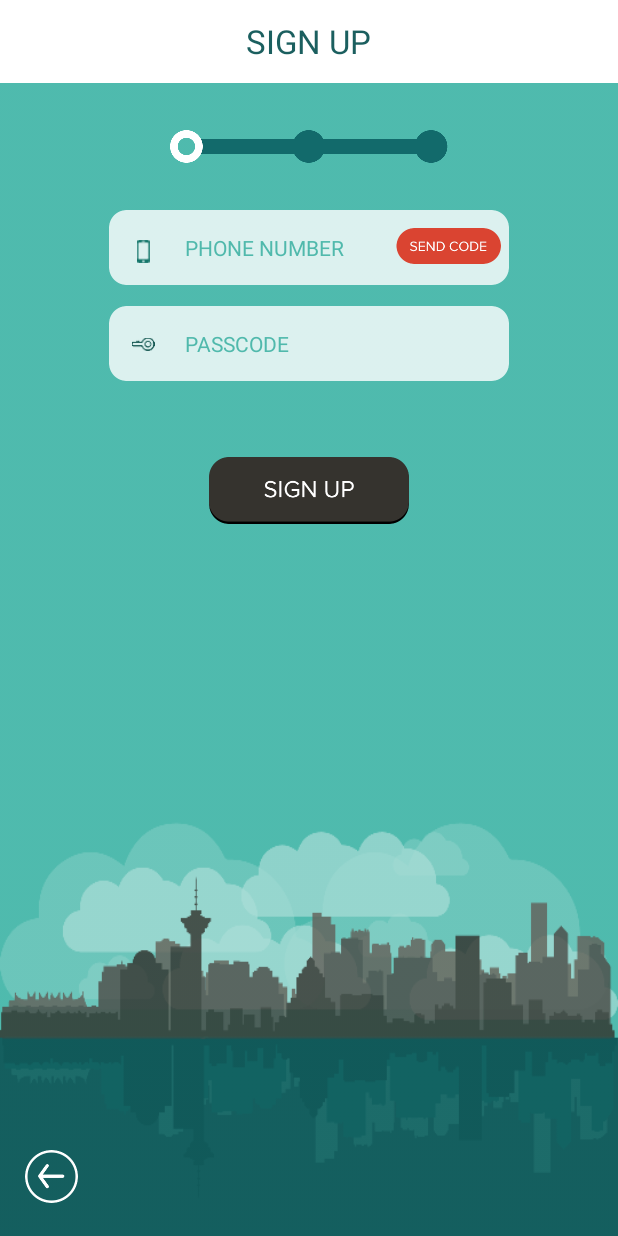
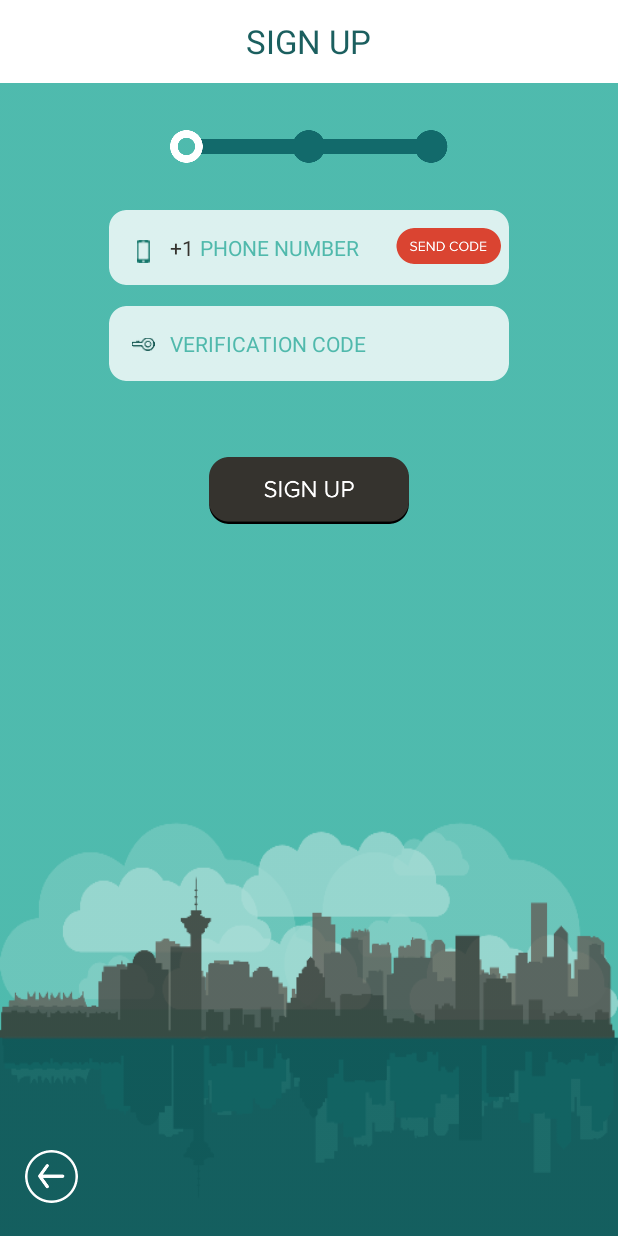
Before and after one commit to tommywuhaojie/VGO, an Android app: the SignUp1 screen opened directly, with no data from a screen before it, on a phone screen of 412 x 824 dp. Run offline under Robolectric (Android 15) with nearby library versions, the phone set to English and light mode, and no system bars.

Commit message:
send code and verify code done

```diff
--- a/app/src/main/java/v_go/version10/ApiClasses/LocalHostApi.java
+++ b/app/src/main/java/v_go/version10/ApiClasses/LocalHostApi.java
@@ -20,7 +20,7 @@ public class LocalHostApi {
         CookieManager cookieManager = new CookieManager();
         CookieHandler.setDefault(cookieManager);
         try {
-            url = new URL(ServerConstants.LOCAL_REGISTER_URL);
+            url = new URL(ServerUrls.LOCAL_REGISTER_URL);
             connection = (HttpURLConnection) url.openConnection();
             connection.setRequestMethod("POST");
 
@@ -67,7 +67,7 @@ public class LocalHostApi {
         CookieManager cookieManager = new CookieManager();
         CookieHandler.setDefault(cookieManager);
         try {
-            url = new URL(ServerConstants.LOCAL_LOGIN_URL);
+            url = new URL(ServerUrls.LOCAL_LOGIN_URL);
             connection = (HttpURLConnection) url.openConnection();
             connection.setRequestMethod("POST");
             connection.setUseCaches(false);
@@ -110,7 +110,7 @@ public class LocalHostApi {
         CookieManager cookieManager = new CookieManager();
         CookieHandler.setDefault(cookieManager);
         try {
-            url = new URL(ServerConstants.LOCAL_LOGOUT_URL);
+            url = new URL(ServerUrls.LOCAL_LOGOUT_URL);
             connection = (HttpURLConnection) url.openConnection();
             connection.setRequestMethod("DELETE");
             connection.setUseCaches(false);
--- a/app/src/main/java/v_go/version10/ApiClasses/ServerConstants.java
+++ b/app/src/main/java/v_go/version10/ApiClasses/ServerUrls.java
@@ -1,7 +1,7 @@
 package v_go.version10.ApiClasses;
 
 
-public class ServerConstants {
+public class ServerUrls {
 
     public static final String HOST_URL = "http://ec2-52-40-59-253.us-west-2.compute.amazonaws.com:8080";
     public static final String LOGIN_URL = "http://ec2-52-40-59-253.us-west-2.compute.amazonaws.com:8080/login";
@@ -9,6 +9,8 @@ public class ServerConstants {
     public static final String REGISTER_URL = "http://ec2-52-40-59-253.us-west-2.compute.amazonaws.com:8080/register";
     public static final String UPLOAD_AVATAR_URL = "http://ec2-52-40-59-253.us-west-2.compute.amazonaws.com:8080/upload_avatar";
     public static final String DOWNLOAD_AVATAR_URL = "http://ec2-52-40-59-253.us-west-2.compute.amazonaws.com:8080/get_avatar";
+    public static final String SEND_CODE_URL = "http://ec2-52-40-59-253.us-west-2.compute.amazonaws.com:8080/account/sendcode";
+    public static final String VERIFY_CODE_URL = "http://ec2-52-40-59-253.us-west-2.compute.amazonaws.com:8080/account/verify";
 
     public static final String LOCAL_HOST_URL = "http://127.0.0.1:8080";
     public static final String LOCAL_LOGIN_URL = "http://127.0.0.1:8080/login";
--- a/app/src/main/java/v_go/version10/SocketIo/SocketIoHelper.java
+++ b/app/src/main/java/v_go/version10/SocketIo/SocketIoHelper.java
@@ -6,7 +6,7 @@ import java.net.URISyntaxException;
 
 import io.socket.client.IO;
 import io.socket.client.Socket;
-import v_go.version10.ApiClasses.ServerConstants;
+import v_go.version10.ApiClasses.ServerUrls;
 
 public class SocketIoHelper extends Application {
 
@@ -14,7 +14,7 @@ public class SocketIoHelper extends Application {
     {
         try {
             //final String SERVER_URL = "http://chat.socket.io";
-            mSocket = IO.socket(ServerConstants.HOST_URL);
+            mSocket = IO.socket(ServerUrls.HOST_URL);
         } catch (URISyntaxException e) {
             throw new RuntimeException(e);
         }
--- a/app/src/main/res/layout/activity_sign_up_1.xml
+++ b/app/src/main/res/layout/activity_sign_up_1.xml
@@ -83,25 +83,28 @@
         android:hint="PHONE NUMBER"
         android:layout_alignStart="@+id/progress_bar"
         android:layout_alignEnd="@+id/imageView9"
-        android:layout_marginLeft="10dp"
         android:background="#00000000"
-        android:textSize="14dp" />
+        android:textSize="14dp"
+        android:layout_marginLeft="20dp"
+        android:layout_marginRight="10dp" />
 
     <EditText
         android:layout_width="wrap_content"
         android:layout_height="wrap_content"
         android:inputType="phone"
         android:ems="10"
-        android:id="@+id/passcode"
+        android:id="@+id/code"
         android:layout_alignBottom="@+id/imageView8"
-        android:layout_alignStart="@+id/phone"
         android:layout_alignTop="@+id/imageView8"
         android:layout_alignEnd="@+id/imageView8"
         android:singleLine="true"
         android:textColor="#35332E"
-        android:hint="PASSCODE"
+        android:hint="VERIFICATION CODE"
         android:background="#00000000"
-        android:textSize="14dp" />
+        android:textSize="14dp"
+        android:layout_alignStart="@+id/progress_bar"
+        android:maxLength="4"
+        android:layout_marginRight="10dp" />
 
     <ImageView
         android:layout_width="15dp"
@@ -133,4 +136,29 @@
         android:layout_alignParentStart="true"
         android:layout_marginBottom="22.33dp" />
 
+    <TextView
+        android:layout_width="wrap_content"
+        android:layout_height="wrap_content"
+        android:textAppearance="?android:attr/textAppearanceMedium"
+        android:text="+1"
+        android:id="@+id/textView21"
+        android:layout_above="@+id/imageView8"
+        android:layout_alignTop="@+id/imageView7"
+        android:textColor="#35332E"
+        android:singleLine="false"
+        android:gravity="center"
+        android:textSize="14dp"
+        android:layout_toEndOf="@+id/imageView11"
+        android:layout_marginLeft="10dp" />
+
+    <TextView
+        android:layout_width="wrap_content"
+        android:layout_height="wrap_content"
+        android:textAppearance="?android:attr/textAppearanceSmall"
+        android:id="@+id/timer_indicator"
+        android:layout_below="@+id/imageView8"
+        android:layout_alignStart="@+id/imageView8"
+        android:layout_marginTop="10dp"
+        android:textColor="#35332E" />
+
 </RelativeLayout>
```
Also changed, not shown: app/src/main/java/v_go/version10/ActivityClasses/SignUp1.java (+186 -6 lines), app/src/main/java/v_go/version10/ApiClasses/Trip.java (+4 -4 lines), app/src/main/java/v_go/version10/ApiClasses/User.java (+98 -17 lines), app/src/main/java/v_go/version10/HelperClasses/Global.java (+14 -0 lines).
